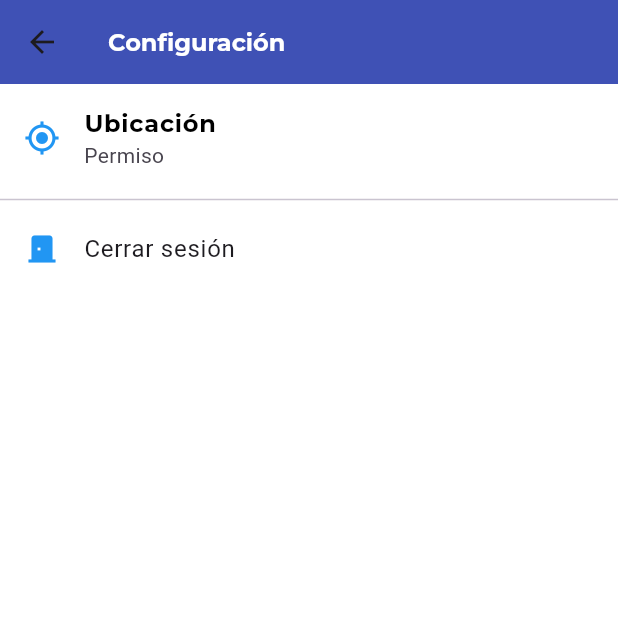
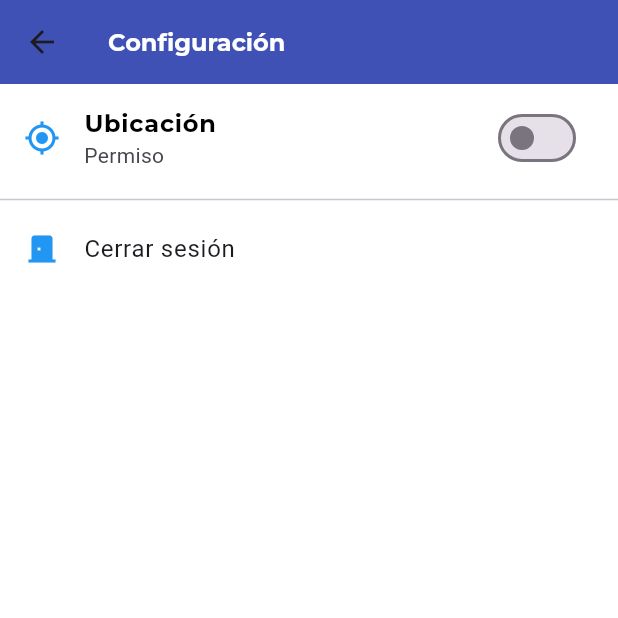
Before and after one commit to EstefanyH/restoBarApp, a Flutter app: the SettingView screen opened directly, on a phone screen of 412 x 824 dp, the top half of it. Run offline on Flutter 3.47's test engine with Material 3 defaults, Android fonts, the phone set to English and light mode, and no system bars; our stand-ins replace geolocator, google_maps_flutter, shared_preferences; accounts and stored records are empty.

```diff
--- a/lib/service/user_inactive_service.dart
+++ b/lib/service/user_inactive_service.dart
@@ -1,5 +1,4 @@
 import 'dart:convert';
-import 'package:http/http.dart';
 import 'package:restobarapp/domain/model/user.dart';
 
 class UsuarioInactiveService {
--- a/lib/widgets/setting_form.dart
+++ b/lib/widgets/setting_form.dart
@@ -1,5 +1,4 @@
 import 'package:flutter/material.dart';
-import 'package:provider/provider.dart';
 import 'package:restobarapp/misc/constants.dart';
 import 'package:restobarapp/routes/route_manager.dart';
 
@@ -11,12 +10,23 @@ class SettingForm extends StatefulWidget {
 }
 
 class _SettingFormState extends State<SettingForm> {
+  bool isSwitched = false;
+
   @override
   Widget build(BuildContext context) {
     return  ListView(
       children: <Widget>[
         ListTile(
           leading: const Icon(Icons.gps_fixed, color: Colors.blue, ),
+          trailing: Switch(
+            value: false,
+            activeColor: Colors.pink,
+            activeTrackColor: Colors.pinkAccent,
+            onChanged: (value){
+              setState(() {
+                isSwitched = value;
+              });
+            }),
           title: const Text('Ubicación', style: style16Black,),
           subtitle: const Text('Permiso'),
           onTap: () {
```
Also changed, not shown: lib/widgets/login_form.dart (+0 -14 lines), 1 other file.
